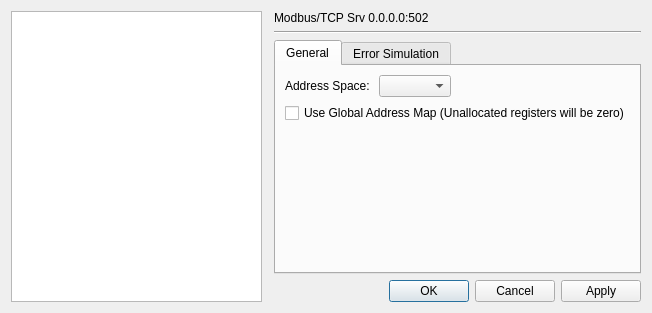
This is omodsim/dialogs/dialogmodbusdefinitions.ui in sanny32/OpenModSim as Qt 5 draws it before an edit. The edited form follows.
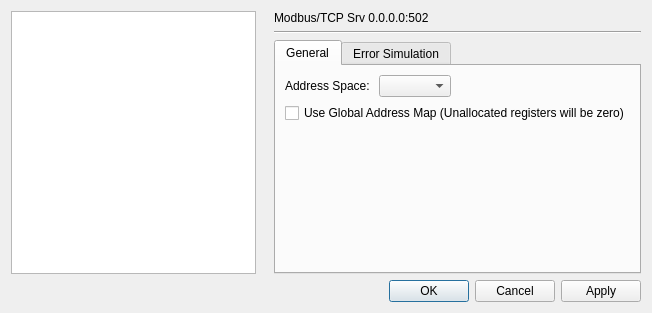
This is the edited form. Custom widgets are drawn as their Qt base class.

Commit message: Developing dialog ModbusDefinitions behavior

Diff of the .ui file:
```diff
--- a/omodsim/dialogs/dialogmodbusdefinitions.ui
+++ b/omodsim/dialogs/dialogmodbusdefinitions.ui
@@ -30,16 +30,6 @@
      </property>
     </spacer>
    </item>
-   <item row="2" column="4">
-    <widget class="QDialogButtonBox" name="buttonBox">
-     <property name="orientation">
-      <enum>Qt::Orientation::Horizontal</enum>
-     </property>
-     <property name="standardButtons">
-      <set>QDialogButtonBox::StandardButton::Apply|QDialogButtonBox::StandardButton::Cancel|QDialogButtonBox::StandardButton::Ok</set>
-     </property>
-    </widget>
-   </item>
    <item row="0" column="2" colspan="3">
     <layout class="QVBoxLayout" name="verticalLayout">
      <item>
@@ -297,9 +287,19 @@
      </widget>
     </widget>
    </item>
-   <item row="0" column="0" rowspan="3">
+   <item row="0" column="0" rowspan="2">
     <widget class="QListWidget" name="listServers"/>
    </item>
+   <item row="2" column="0" colspan="5">
+    <widget class="QDialogButtonBox" name="buttonBox">
+     <property name="orientation">
+      <enum>Qt::Orientation::Horizontal</enum>
+     </property>
+     <property name="standardButtons">
+      <set>QDialogButtonBox::StandardButton::Apply|QDialogButtonBox::StandardButton::Cancel|QDialogButtonBox::StandardButton::Ok</set>
+     </property>
+    </widget>
+   </item>
   </layout>
  </widget>
  <customwidgets>
```
The commit also changes 4 other files.
